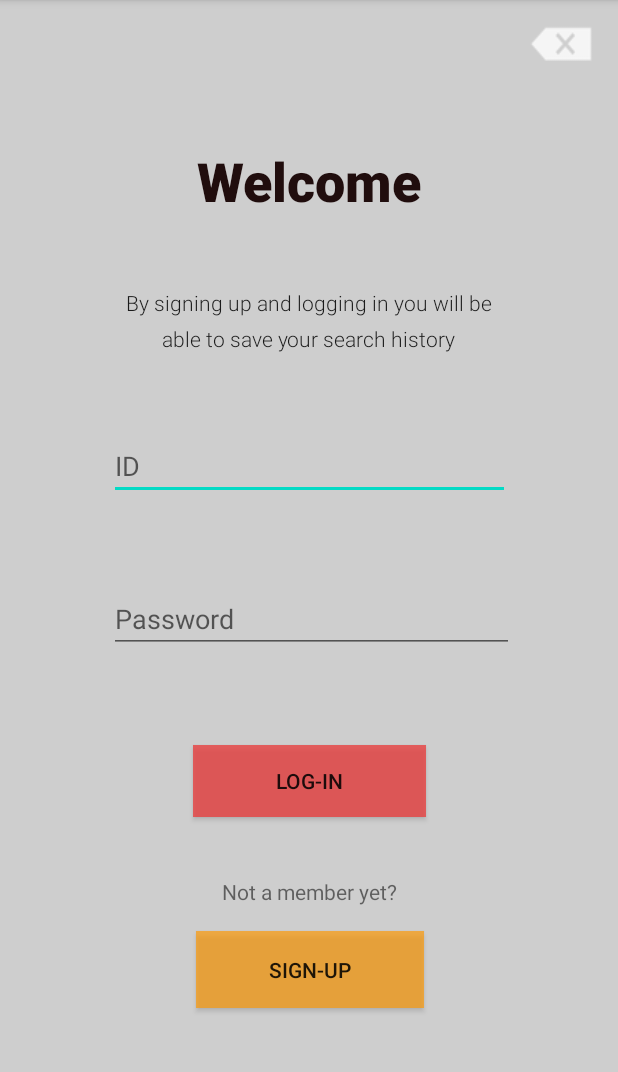
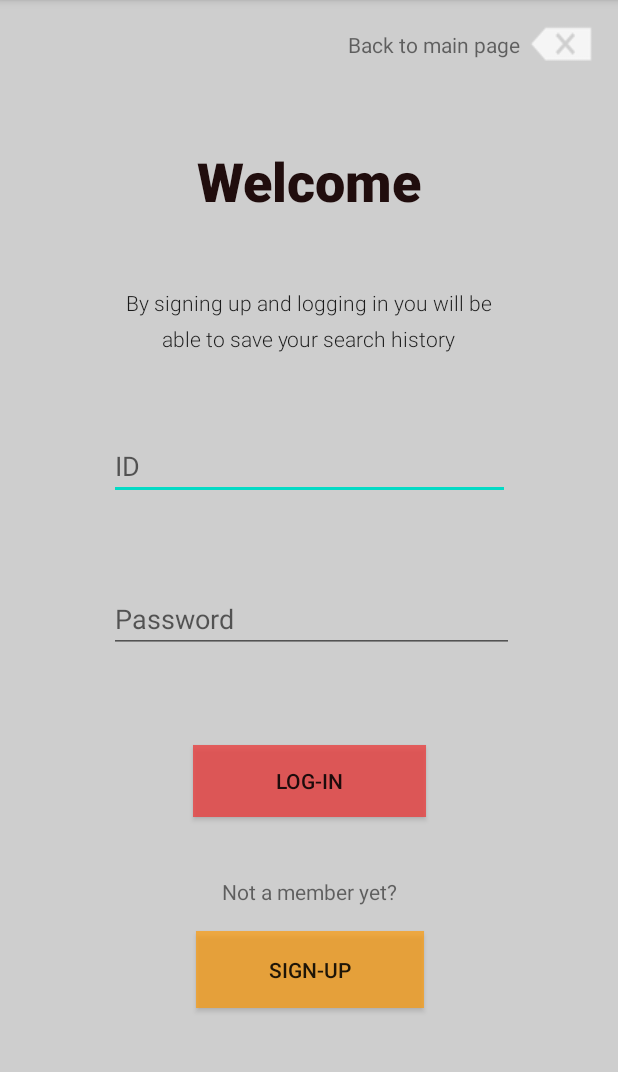
Before and after one commit to siyaYan/Comp6442_2020S2_GroupProject_ANU, an Android app: the UserLoginActivity screen opened directly, with no data from a screen before it, on a phone screen of 412 x 824 dp, the part 84-1156 px from its top. Run offline under Robolectric (Android 15) with nearby library versions, the phone set to English and light mode, and no system bars.

Commit message:
UI update

```diff
--- a/app/src/main/res/layout-land/activity_login.xml
+++ b/app/src/main/res/layout-land/activity_login.xml
@@ -5,6 +5,29 @@
     android:layout_width="match_parent"
     android:layout_height="match_parent"
     android:background="#B0BCBCBC">
+
+    <TextView
+        android:id="@+id/backtomain2"
+        android:layout_width="wrap_content"
+        android:layout_height="wrap_content"
+        android:layout_marginTop="20dp"
+        android:layout_marginEnd="65dp"
+        android:layout_marginRight="65dp"
+        android:text="Back to main page"
+        app:layout_constraintEnd_toEndOf="parent"
+        app:layout_constraintTop_toTopOf="parent" />
+
+    <Button
+        android:id="@+id/backtoMain2"
+        android:layout_width="44dp"
+        android:layout_height="50dp"
+        android:layout_marginTop="4dp"
+        android:layout_marginEnd="16dp"
+        android:layout_marginRight="16dp"
+        android:background="@android:drawable/ic_input_delete"
+        android:onClick="backMain"
+        app:layout_constraintEnd_toEndOf="parent"
+        app:layout_constraintTop_toTopOf="parent" />
 
     <TextView
         android:id="@+id/textView"
--- a/app/src/main/res/layout/activity_login.xml
+++ b/app/src/main/res/layout/activity_login.xml
@@ -5,6 +5,17 @@
     android:layout_width="match_parent"
     android:layout_height="match_parent"
     android:background="#B0BCBCBC">
+
+    <TextView
+        android:id="@+id/backtomain"
+        android:layout_width="wrap_content"
+        android:layout_height="wrap_content"
+        android:layout_marginTop="20dp"
+        android:layout_marginEnd="65dp"
+        android:layout_marginRight="65dp"
+        android:text="Back to main page"
+        app:layout_constraintEnd_toEndOf="parent"
+        app:layout_constraintTop_toTopOf="parent" />
 
     <TextView
         android:id="@+id/textView"
```
